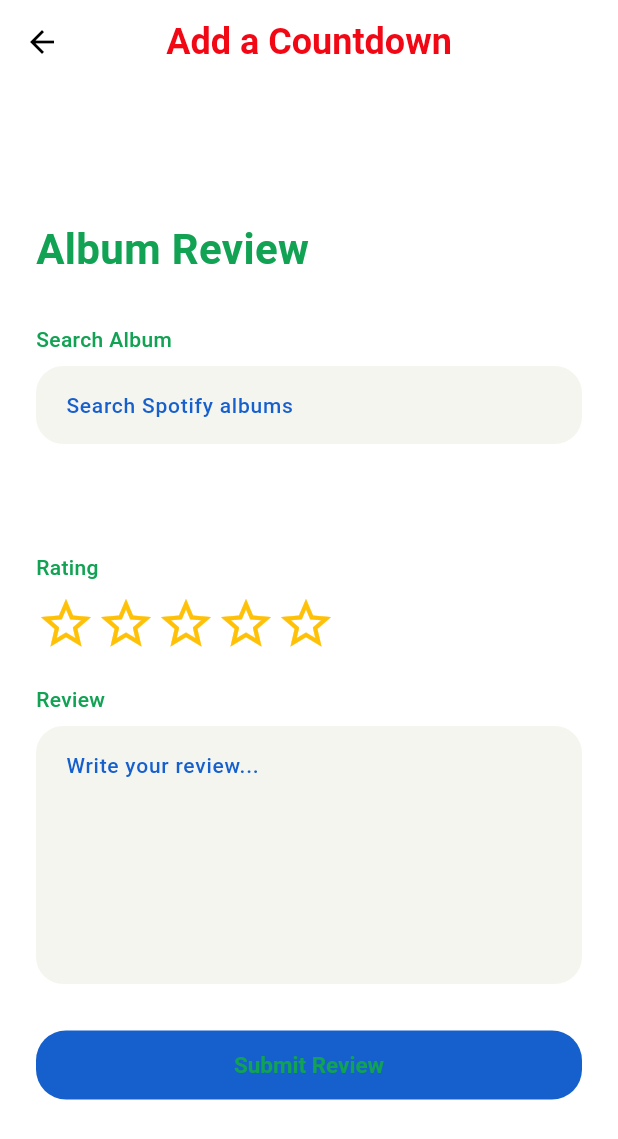
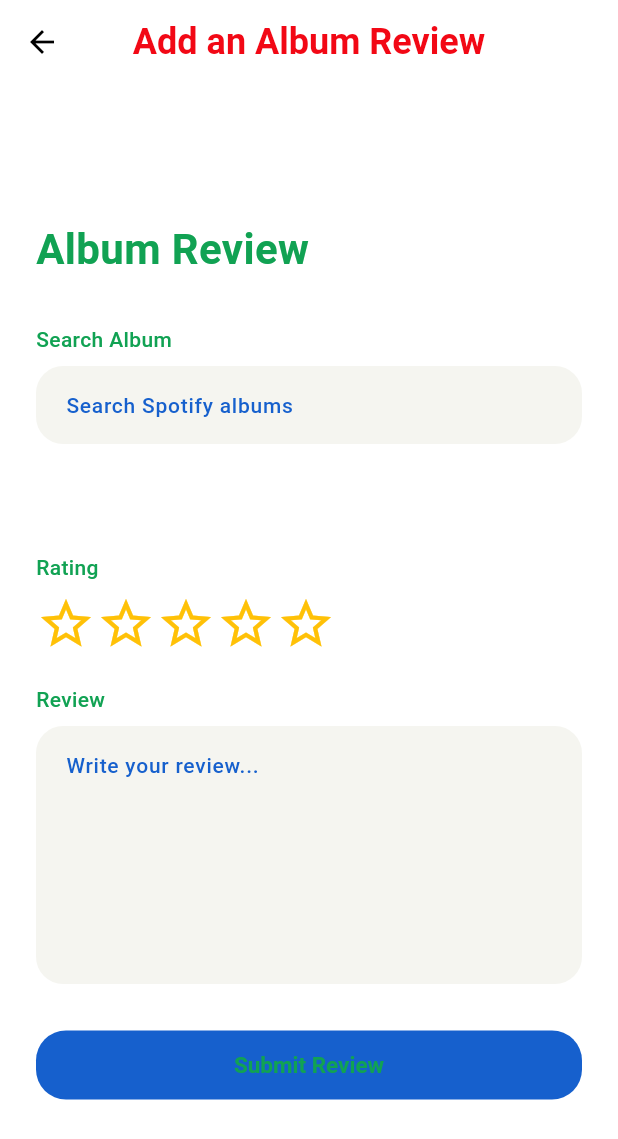
Before and after one commit to shopia-hacks/Just-Dropd, a Flutter app: the AddAlbumReviewPage screen opened directly with empty values, on a phone screen of 412 x 824 dp. Shown: the top 1139 px of the screen. Run offline on Flutter 3.47's test engine with Material 3 defaults, Android fonts, the phone set to English and light mode, and no system bars; our stand-ins replace flutter_svg, google_fonts, image_picker; Roboto replaces fonts that are missing (Georgia).

Commit message:
fixed appbar in album review page

```diff
--- a/frontend/lib/pages/album_review.dart
+++ b/frontend/lib/pages/album_review.dart
@@ -226,7 +226,7 @@ Future<void> _searchSpotifyAlbums(String query) async {
      backgroundColor: Colors.white,
 
      appBar: AppBar(
-        title: const Text("Add a Countdown"),
+        title: const Text("Add an Album Review"),
         backgroundColor: Colors.white,
         foregroundColor: Colors.black,
         elevation: 0,
```
